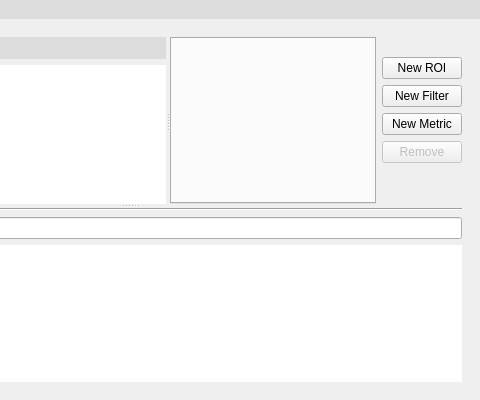
Before: the Qt Designer form gui/ui_files/mainwindow.ui in OSUDSL/pydre, drawn with Qt 5; both pictures show x 220 to 700 and y 0 to 400 of the 700 by 400 pixel window.
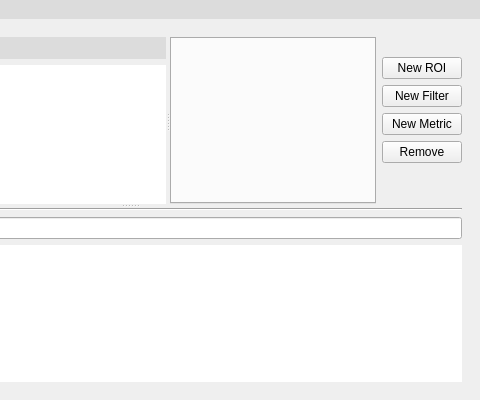
After: the same form once the commit is applied. Icons and pictures are not drawn.

Commit message: Implemented removing project tree items (NOTE: does not save in project file yet)

What changed in the file:
```diff
--- a/gui/ui_files/mainwindow.ui
+++ b/gui/ui_files/mainwindow.ui
@@ -303,7 +303,7 @@
                <item>
                 <widget class="QPushButton" name="pushButton_2">
                  <property name="enabled">
-                  <bool>false</bool>
+                  <bool>true</bool>
                  </property>
                  <property name="text">
                   <string>Remove</string>
```
Left out of the diff: 2 changed lines with no effect on the pictures. The commit also changes 2 other files.
